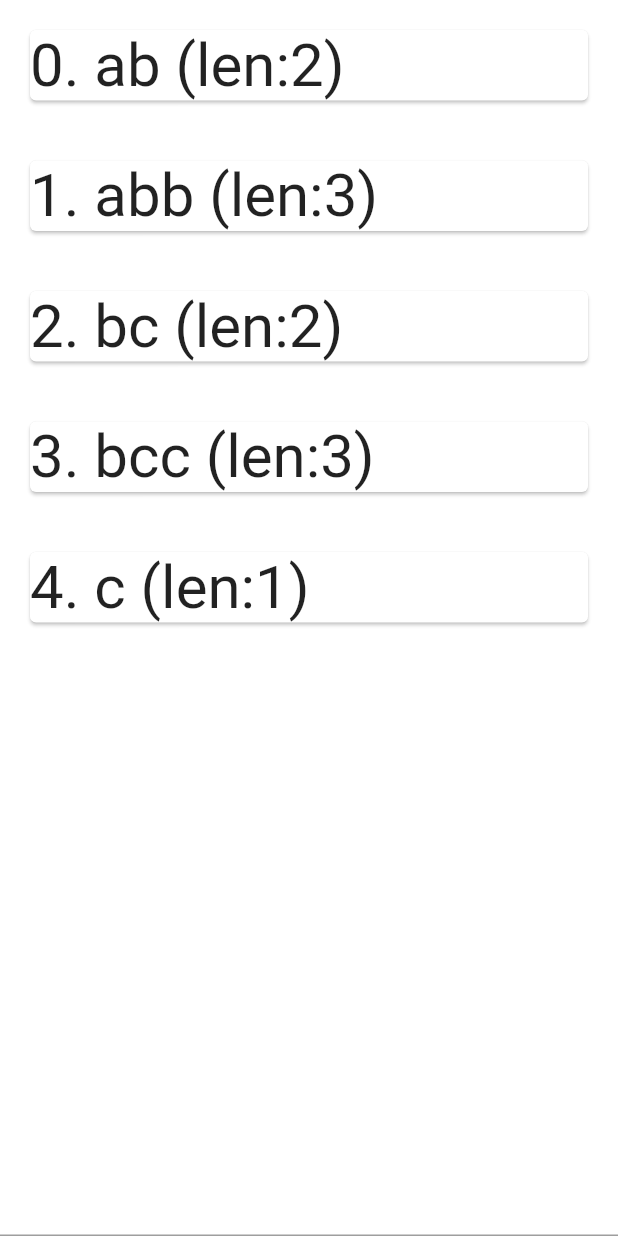
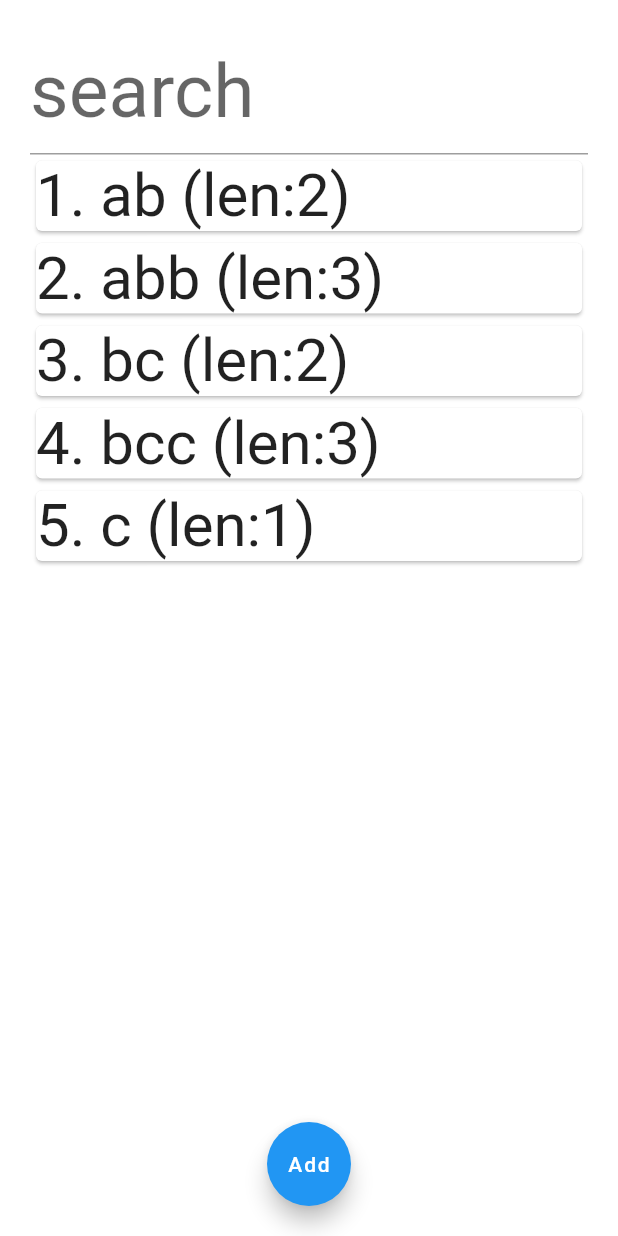
Before and after one commit to ali77gh/Telescope, a Flutter app: the screen it shows after launch, on a phone screen of 412 x 824 dp. Run offline on Flutter 3.47's test engine with Material 2 defaults, Android fonts, the phone set to English and light mode, and no system bars; our stand-ins replace shared_preferences; missing offline and left inert: shared_preferences_web; Roboto replaces fonts that are missing (IranSans).

Commit message:
example: telescope list change will auto update

```diff
--- a/example/lib/06_list/list_sample.dart
+++ b/example/lib/06_list/list_sample.dart
@@ -1,6 +1,7 @@
 import 'package:flutter/material.dart';
 import 'package:telescope/src/telescope.dart';
 import 'package:telescope/telescope.dart';
+import 'dart:math';
 
 
 class ListSampleLayout extends StatefulWidget {
@@ -30,40 +31,50 @@ class ListSampleLayoutState extends State<ListSampleLayout> {
   @override
   Widget build(BuildContext context) {
 
-    // TODO add fab to add item to list
     // TODO change a row
+
     print("build");
     return Material(
         type: MaterialType.transparency,
         child: SafeArea(
             child: Container(
               color: Colors.white,
+              padding: const EdgeInsets.all(20),
               child: Column(
                 children: [
+                  TextField(
+                    decoration: const InputDecoration(hintText: 'search'),
+                    controller: textController,
+                    style: const TextStyle(fontSize: 50),
+                    onChanged: (content){
+                      searchText.value = content;
+                    },
+                  ),
                   Expanded(
                       child: ListView.builder(
                       itemCount: showingItems.watch(this).length,
                       itemBuilder: (context, index) {
                         return Card(
-                            margin: const EdgeInsets.all(20),
+                            // margin: const EdgeInsets.all(20),
                             child: Text(
-                                "$index. ${showingItems[index]} (len:${showingItems[index]!.length})",
+                                "${index+1}. ${showingItems[index]} (len:${showingItems[index]!.length})",
                                 style: const TextStyle(fontSize: 40),
                             )
                         );
                       })
                   ),
-                  TextField(
-                    controller: textController,
-                    style: const TextStyle(fontSize: 50),
-                    onChanged: (content){
-                      searchText.value = content;
-                    },
-                  )
+                  FloatingActionButton(
+                      onPressed: (){ items.add(randomText()); },
+                      child: const Text("Add"))
                 ],
               ),
             )
         )
     );
+
   }
+  final _chars = 'abcdefg';
+  String randomText() => String.fromCharCodes(Iterable.generate(
+      5, (_) => _chars.codeUnitAt(Random().nextInt(_chars.length))
+  ));
 }
```
